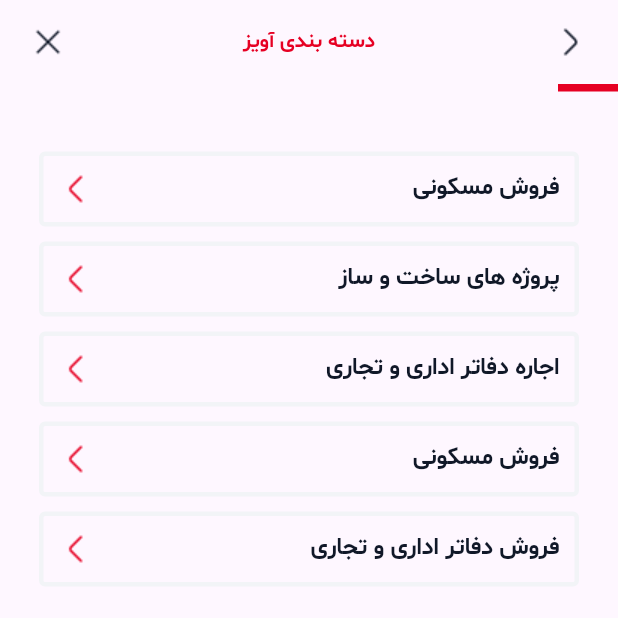
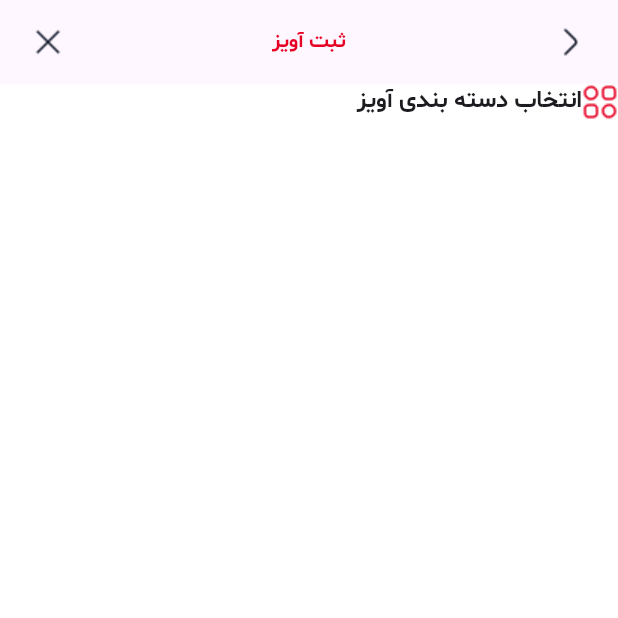
Before and after one commit to mahdiramezanii/AvizApplication, a Flutter app: the screen it shows after launch, on a phone screen of 412 x 824 dp, the top half of it. Run offline on Flutter 3.47's test engine with Material 3 defaults, Android fonts, the phone set to English and light mode, and no system bars; our stand-ins replace smooth_page_indicator.

Commit message:
add new screan -> registerAvizScrean

```diff
--- a/lib/main.dart
+++ b/lib/main.dart
@@ -1,5 +1,6 @@
 import 'package:aviz_application/screan/category_screan.dart';
 import 'package:aviz_application/screan/home_screan.dart';
+import 'package:aviz_application/screan/register_aviz_screan.dart';
 import 'package:flutter/material.dart';
 
 void main() {
@@ -10,7 +11,8 @@ class MyApp extends StatelessWidget {
   @override
   Widget build(BuildContext context) {
     return  MaterialApp(
-      home: CategoryScrean(),
+      home: RegisterAvizScrean(),
+
     );
   }
 }
--- a/lib/screan/category_screan.dart
+++ b/lib/screan/category_screan.dart
@@ -41,11 +41,7 @@ class CategoryScrean extends StatelessWidget {
           const SizedBox(
             width: double.infinity,
           ),
-          Container(
-            color: MyColors.red3,
-            height: 5,
-            width: 40,
-          ),
+          ProgressBar(),
           const SizedBox(
             height: 40,
           ),
@@ -78,6 +74,21 @@ class CategoryScrean extends StatelessWidget {
           ),
         ],
       ),
+    );
+  }
+}
+
+class ProgressBar extends StatelessWidget {
+  const ProgressBar({
+    super.key,
+  });
+
+  @override
+  Widget build(BuildContext context) {
+    return Container(
+      color: MyColors.red3,
+      height: 5,
+      width: 40,
     );
   }
 }
--- /dev/null
+++ b/lib/screan/register_aviz_screan.dart
@@ -0,0 +1,59 @@
+import 'package:aviz_application/constant/colors.dart';
+import 'package:aviz_application/screan/category_screan.dart';
+import 'package:flutter/material.dart';
+
+class RegisterAvizScrean extends StatelessWidget {
+  @override
+  Widget build(BuildContext context) {
+    return Scaffold(
+      backgroundColor: Colors.white,
+      appBar: AppBar(
+        actions: [
+          Expanded(
+            child: Padding(
+              padding: const EdgeInsets.symmetric(
+                vertical: 10,
+                horizontal: 20,
+              ),
+              child: Row(
+                mainAxisAlignment: MainAxisAlignment.spaceBetween,
+                children: [
+                  const Image(image: AssetImage("assets/images/close.png")),
+                  Text(
+                    "ثبت آویز",
+                    style: TextStyle(
+                      fontFamily: "sb",
+                      color: MyColors.red3,
+                    ),
+                  ),
+                  const Image(
+                    image: AssetImage("assets/images/shift-right.png"),
+                  ),
+                ],
+              ),
+            ),
+          ),
+        ],
+      ),
+      body: CustomScrollView(
+        slivers: [
+          SliverToBoxAdapter(
+            child: Row(
+              mainAxisAlignment: MainAxisAlignment.end,
+              children: [
+                Text(
+                  "انتخاب دسته بندی آویز",
+                  style: TextStyle(
+                    fontFamily: "sb",
+                    fontSize: 16,
+                  ),
+                ),
+                Image(image: AssetImage("assets/images/category.png")),
+              ],
+            ),
+          ),
+        ],
+      ),
+    );
+  }
+}
```
Also changed, not shown: assets/images/category.png (added).
